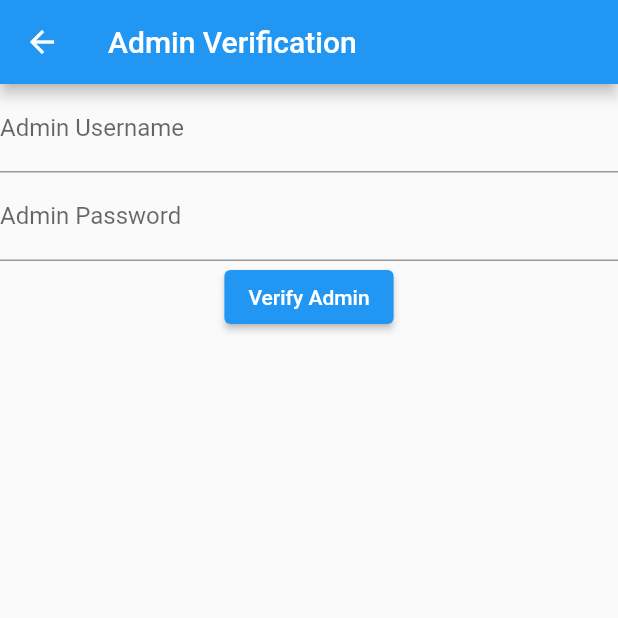
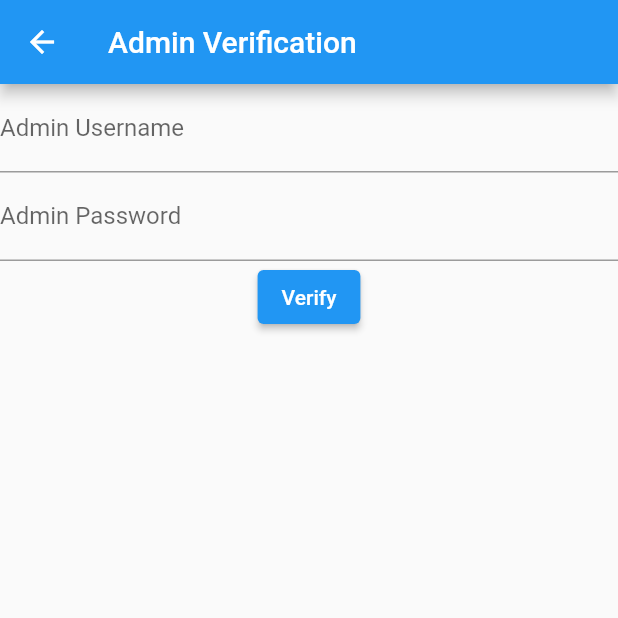
Before and after one commit to DanushkaSehan/Realtime_Monitoring_System, a Flutter app: the AdminVerificationScreen screen opened directly, on a phone screen of 412 x 824 dp, the top half of it. Run offline on Flutter 3.47's test engine with Material 2 defaults, Android fonts, the phone set to English and light mode, and no system bars; our stand-ins replace cloud_firestore, firebase_auth, firebase_core, firebase_database, syncfusion_flutter_charts; accounts and stored records are empty.

Commit message:
Update admin_verification.dart

```diff
--- a/lib/admin_verification.dart
+++ b/lib/admin_verification.dart
@@ -11,8 +11,10 @@ class AdminVerificationScreen extends StatefulWidget {
 }
 
 class _AdminVerificationScreenState extends State<AdminVerificationScreen> {
-  final TextEditingController _adminUsernameController = TextEditingController();
-  final TextEditingController _adminPasswordController = TextEditingController();
+  final TextEditingController _adminUsernameController =
+      TextEditingController();
+  final TextEditingController _adminPasswordController =
+      TextEditingController();
 
   Future<void> _verifyAdmin(BuildContext context) async {
     final enteredUsername = _adminUsernameController.text;
@@ -29,7 +31,8 @@ class _AdminVerificationScreenState extends State<AdminVerificationScreen> {
                   print('user verifired');
                   Navigator.pushReplacement(
                     context,
-                    MaterialPageRoute(builder: (context) => const SignUpScreen()),
+                    MaterialPageRoute(
+                        builder: (context) => const SignUpScreen()),
                   );
                   //     await FirebaseFirestore.instance
                   // .collection('Admin').doc(enteredUsername.toString()).get()
@@ -96,7 +99,7 @@ class _AdminVerificationScreenState extends State<AdminVerificationScreen> {
             onPressed: () {
               _verifyAdmin(context);
             },
-            child: const Text("Verify Admin"),
+            child: const Text("Verify"),
           ),
         ],
       ),
```
